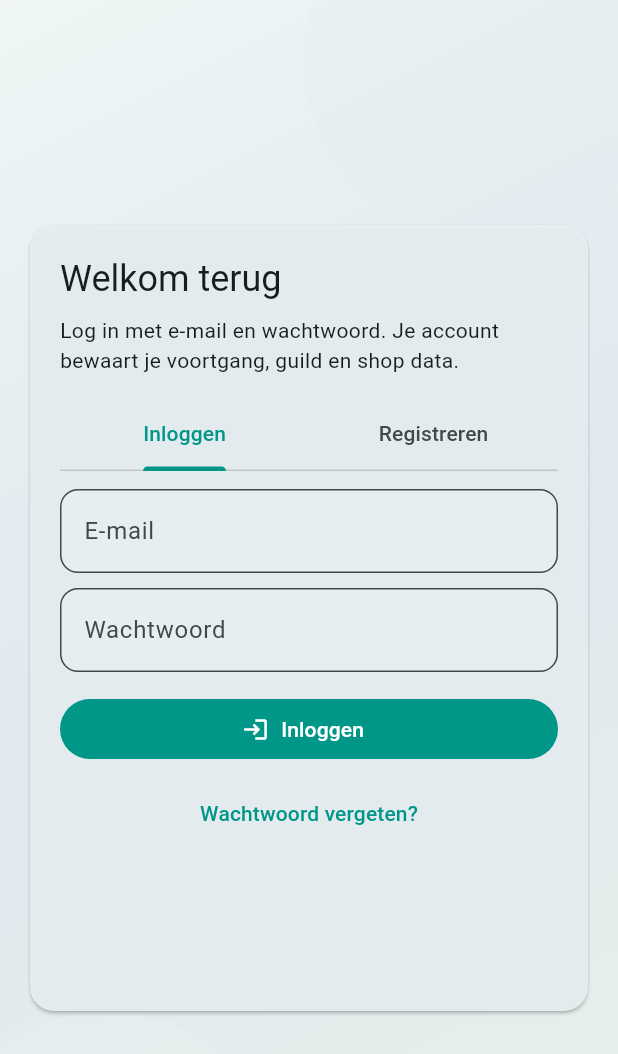
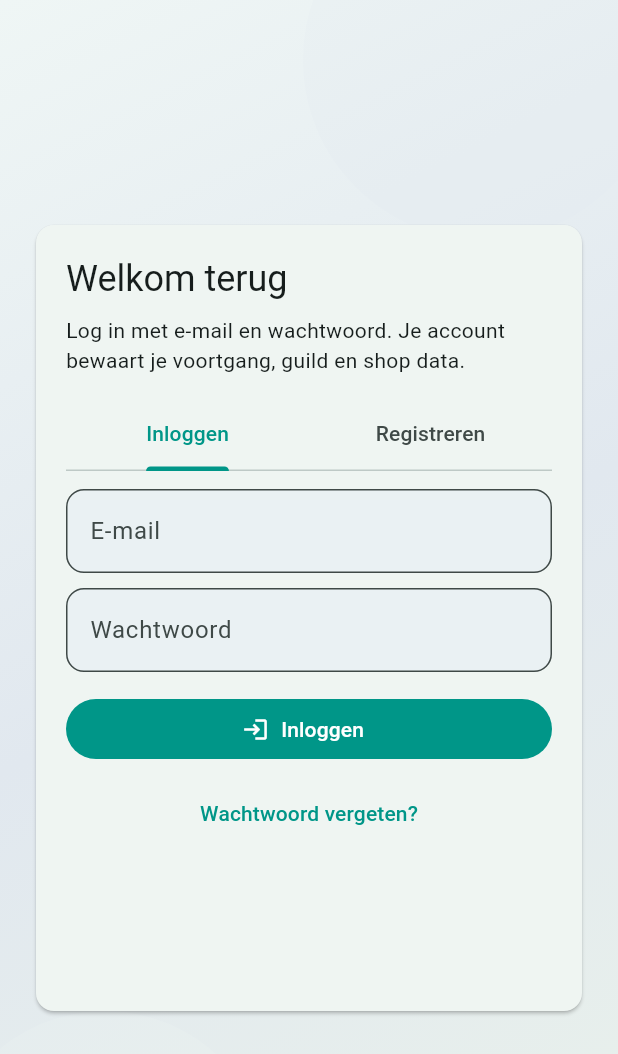
Before and after one commit to Quincy475/liferpg2, a Flutter app: the screen it shows after launch, on a phone screen of 412 x 824 dp. Shown: the top 1054 px of the screen. Run offline on Flutter 3.47's test engine with Material 3 defaults, Android fonts, the phone set to English and light mode, and no system bars; our stand-ins replace cloud_firestore, firebase_auth, firebase_core, flutter_riverpod, hive_flutter; missing offline and left inert: flame; accounts and stored records are empty; Roboto replaces fonts that are missing (Poppins).

Commit message:
debug run

```diff
--- a/lib/app/session_providers.dart
+++ b/lib/app/session_providers.dart
@@ -7,6 +7,7 @@ import 'package:flutter_riverpod/flutter_riverpod.dart';
 // Firebase
 import 'package:firebase_auth/firebase_auth.dart';
 import 'package:cloud_firestore/cloud_firestore.dart';
+import 'package:flutter_riverpod/legacy.dart';
 
 // Jouw domein
 import 'package:household_rpg/data/models/Quest.dart'; // jouw Quest-model
@@ -123,7 +124,7 @@ final questControllerProvider = StateNotifierProvider<QuestController, QuestStat
 
   // 1) luister naar user-wijzigingen (guild switch, profiel update)
   ref.listen<UserProfile?>(
-    currentUserProvider.select((a) => a.valueOrNull),
+    currentUserProvider.select((a) => a.value),
     (prev, next) => controller.setUser(next),
     fireImmediately: true,
   );
--- a/lib/features/profile/profile_page.dart
+++ b/lib/features/profile/profile_page.dart
@@ -317,7 +317,7 @@ class _ActivityCard extends ConsumerWidget {
           loading: () => const CircularProgressIndicator(),
           error: (e, _) => Text('Error: $e'),
           data: (events) {
-            final users = usersAsync.valueOrNull ?? const <UserProfile>[];
+            final users = usersAsync.value ?? const <UserProfile>[];
             final nameById = <String, String>{for (final u in users) u.id: u.name};
             final filtered =
                 events.where((e) => ['completed', 'claimed', 'missed'].contains(e.type)).toList();
--- a/lib/features/quest/state/quest_controller.dart
+++ b/lib/features/quest/state/quest_controller.dart
@@ -1,4 +1,5 @@
 import 'package:flutter_riverpod/flutter_riverpod.dart';
+import 'package:flutter_riverpod/legacy.dart';
 import 'package:household_rpg/data/models/Quest.dart';
 import 'package:household_rpg/data/models/models.dart';
 import 'package:household_rpg/data/repositories/quest_repo.dart';
@@ -38,7 +39,6 @@ class QuestController extends StateNotifier<QuestState> {
     refresh();
   }
 
-  // ✅ helper
   bool get hasUser => _user != null;
 
   Future<void> refresh() async {
--- a/lib/theme/app_theme.dart
+++ b/lib/theme/app_theme.dart
@@ -59,12 +59,7 @@ ThemeData buildRpgTheme(Color seed) {
         fontSize: 22,
       ),
     ),
-    cardTheme: CardTheme(
-      color: base.colorScheme.surface.withOpacity(0.88),
-      elevation: 0,
-      shape: RoundedRectangleBorder(borderRadius: BorderRadius.circular(20)),
-      margin: EdgeInsets.zero,
-    ),
+
     inputDecorationTheme: InputDecorationTheme(
       filled: true,
       fillColor: base.colorScheme.surface.withOpacity(0.75),
@@ -122,12 +117,7 @@ ThemeData buildRpgLightTheme(Color seed) {
         fontSize: 22,
       ),
     ),
-    cardTheme: CardTheme(
-      color: base.colorScheme.surface.withOpacity(0.94),
-      elevation: 1,
-      shape: RoundedRectangleBorder(borderRadius: BorderRadius.circular(16)),
-      margin: EdgeInsets.zero,
-    ),
+
     inputDecorationTheme: InputDecorationTheme(
       filled: true,
       fillColor: base.colorScheme.surface.withOpacity(0.7),
```
Also changed, not shown: pubspec.yaml (+5 -5 lines), pubspec.lock, 15 other files.
